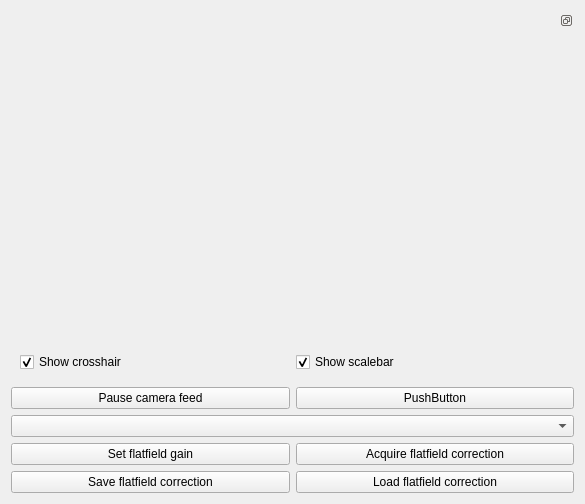
The window that iris/resources/motion_video/brightfieldcontrol.ui (The-Thomas-Lab-UCL/orm-iris) describes before a commit, drawn with Qt 5.
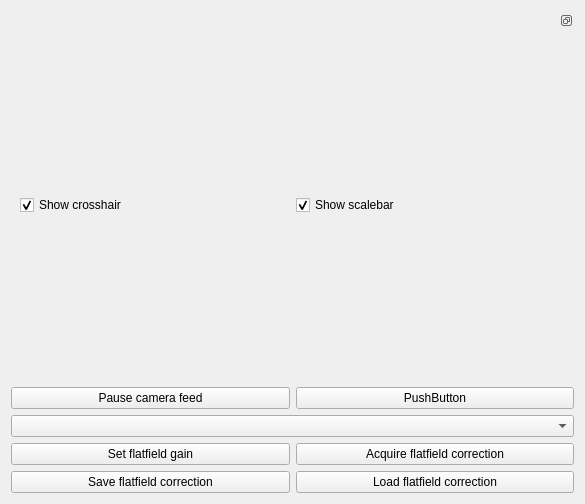
The same window after the commit.

Commit message: Update: moved the motion_video GUI setup in

Patch:
```diff
--- a/iris/resources/motion_video/brightfieldcontrol.ui
+++ b/iris/resources/motion_video/brightfieldcontrol.ui
@@ -35,14 +35,7 @@
          <item>
           <layout class="QVBoxLayout" name="verticalLayout_2">
            <item>
-            <widget class="QWidget" name="wdg_video" native="true">
-             <property name="sizePolicy">
-              <sizepolicy hsizetype="Expanding" vsizetype="Expanding">
-               <horstretch>1</horstretch>
-               <verstretch>1</verstretch>
-              </sizepolicy>
-             </property>
-            </widget>
+            <layout class="QVBoxLayout" name="lyt_video"/>
            </item>
            <item>
             <layout class="QHBoxLayout" name="horizontalLayout_3">
```
The commit also changes 4 other files.
